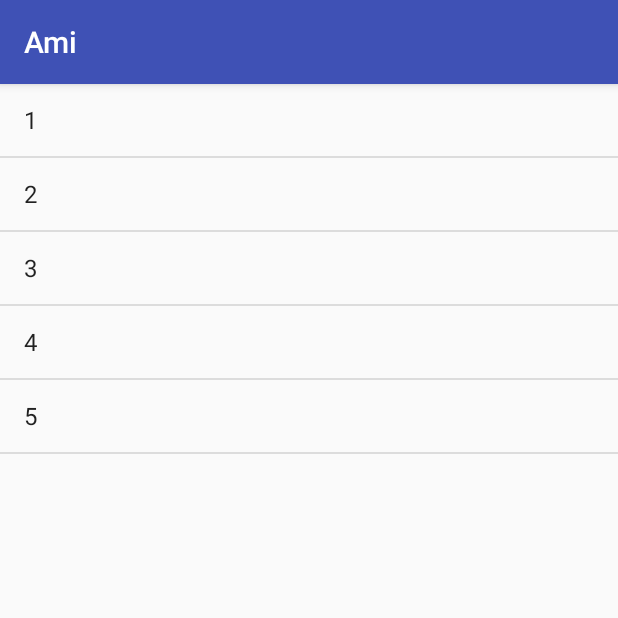
After one commit to chaooooooo/Ami, an Android app: the fragment TestSimpleListFragment shown on its own in the app's theme, on a phone screen of 412 x 824 dp, the top half of it. The commit adds this screen. Run offline under Robolectric (Android 15) with nearby library versions, the phone set to English and light mode, and no system bars; libraries missing offline, so code that uses them is left out: com.squareup.leakcanary.

Commit message:
log输出自动添加类名+方法名, 添加simpleFragment

```diff
--- a/Ami/src/main/java/chao/app/ami/Ami.java
+++ b/Ami/src/main/java/chao/app/ami/Ami.java
@@ -60,7 +60,7 @@ public class Ami {
         TextManager.init();
         FrameManager.init();
 
-        InterceptorLayerManager.init(true);
+        InterceptorLayerManager.init(false);
     }
 
     public static void setViewInterceptorEnabled(boolean enabled) {
@@ -127,7 +127,23 @@ public class Ami {
     }
 
     public static void log(String tag, String log) {
-        Log.d(tag, log);
+
+        StackTraceElement[] traces = Thread.currentThread().getStackTrace();
+        String className = null;
+        String method = null;
+        for (StackTraceElement element: traces) {
+            String name = element.getClassName();
+            if (name.contains("dalvik") || name.contains("java.lang")) {
+                continue;
+            }
+            if (!name.contains(Ami.class.getName()) && className == null) {
+                className = element.getClassName();
+                method = element.getMethodName();
+                break;
+            }
+
+        }
+        Log.d(tag, className + "." + method + "() >>> " + log);
     }
 
     public static void lifecycle(String tag, String log, int level) {
--- a/Ami/src/main/java/chao/app/ami/base/AMIFragment.java
+++ b/Ami/src/main/java/chao/app/ami/base/AMIFragment.java
@@ -87,4 +87,8 @@ public abstract class AMIFragment extends Fragment implements IAMIFragment {
         return mHelper.findView(resId);
     }
 
+    @Override
+    public int getLayoutID() {
+        return View.NO_ID;
+    }
 }
--- a/Ami/src/main/java/chao/app/ami/base/AMIFragmentHelper.java
+++ b/Ami/src/main/java/chao/app/ami/base/AMIFragmentHelper.java
@@ -44,13 +44,21 @@ public class AMIFragmentHelper implements IAMIFragment {
     @Override
     public View onCreateView(LayoutInflater inflater, ViewGroup container, Bundle savedInstanceState) {
         lifecycle("onCreateView()", Ami.LIFECYCLE_LEVEL_SIMPLE);
-        int layoutId = getLayoutFromAnnotation();
+        int layoutId = getLayoutID();
         if (layoutId == View.NO_ID) {
             return null;
         }
         mLayout = inflater.inflate(layoutId,container,false);
         setupView(mLayout);
         return mLayout;
+    }
+
+    public int getLayoutID() {
+        int id = mFragment.getLayoutID();
+        if (id == View.NO_ID) {
+            id = getLayoutFromAnnotation();
+        }
+        return id;
     }
 
     @Override
--- a/Ami/src/main/java/chao/app/ami/base/AMISupportFragment.java
+++ b/Ami/src/main/java/chao/app/ami/base/AMISupportFragment.java
@@ -88,4 +88,9 @@ public abstract class AMISupportFragment extends Fragment implements IAMIFragmen
         return mHelper.findView(resId);
     }
 
+
+    @Override
+    public int getLayoutID() {
+        return View.NO_ID;
+    }
 }
--- /dev/null
+++ b/Ami/src/main/java/chao/app/ami/base/AmiSimpleListFragment.java
@@ -0,0 +1,36 @@
+package chao.app.ami.base;
+
+import android.view.View;
+import android.widget.AdapterView;
+import android.widget.ArrayAdapter;
+import android.widget.ListView;
+
+import java.util.List;
+
+import chao.app.debug.R;
+
+
+public abstract class AmiSimpleListFragment extends AMISupportFragment implements AdapterView.OnItemClickListener {
+
+    @Override
+    public void setupView(View layout) {
+        ListView listView = findView(R.id.ami_simple_list);
+        listView.setOnItemClickListener(this);
+        Object object = getObjects();
+        if (object instanceof Object[]) {
+            Object[] array = (Object[]) object;
+            listView.setAdapter(new ArrayAdapter<>(getActivity(), android.R.layout.simple_list_item_1, array));
+        } else if (object instanceof List) {
+            List list = (List) object;
+            listView.setAdapter(new ArrayAdapter<>(getActivity(), android.R.layout.simple_list_item_1, list));
+        }
+
+    }
+
+    @Override
+    public int getLayoutID() {
+        return R.layout.ami_simple_list_fragment;
+    }
+
+    public abstract Object getObjects();
+}
--- a/Ami/src/main/java/chao/app/ami/base/IAMIFragment.java
+++ b/Ami/src/main/java/chao/app/ami/base/IAMIFragment.java
@@ -38,4 +38,6 @@ public interface IAMIFragment {
     <T extends View> T findView(int resId);
 
     void setupView(View layout);
+
+    int getLayoutID();
 }
--- /dev/null
+++ b/Ami/src/main/res/layout/ami_simple_list_fragment.xml
@@ -0,0 +1,10 @@
+<?xml version="1.0" encoding="utf-8"?>
+<LinearLayout xmlns:android="http://schemas.android.com/apk/res/android"
+    android:layout_width="match_parent"
+    android:layout_height="match_parent"
+    android:orientation="vertical">
+    <ListView
+        android:id="@+id/ami_simple_list"
+        android:layout_width="match_parent"
+        android:layout_height="match_parent"/>
+</LinearLayout>
--- a/app/src/main/java/chao/app/debugtools/AppApplication.java
+++ b/app/src/main/java/chao/app/debugtools/AppApplication.java
@@ -18,9 +18,10 @@ public class AppApplication extends Application {
 //        Ami.init(this, R.raw.drawer);
         Ami.init(this);
         Ami.setDrawerId(R.raw.drawer);
-//        Ami.setViewInterceptorEnabled(false);
+        Ami.setViewInterceptorEnabled(false);
         Ami.enableLeakCanary(this);
         Ami.setLifecycleLevel(Ami.LIFECYCLE_LEVEL_CREATE);
+
     }
 
 
--- /dev/null
+++ b/app/src/main/java/chao/app/debugtools/TestSimpleListFragment.java
@@ -0,0 +1,28 @@
+package chao.app.debugtools;
+
+import android.view.View;
+import android.widget.AdapterView;
+
+import java.util.ArrayList;
+
+import chao.app.ami.Ami;
+import chao.app.ami.base.AmiSimpleListFragment;
+
+/**
+ * Created by qinchao on 2017/9/5.
+ */
+
+public class TestSimpleListFragment extends AmiSimpleListFragment {
+
+    private static final String[] LIST_TITLES = {"1", "2", "3", "4","5"};
+
+    @Override
+    public Object getObjects() {
+        return LIST_TITLES;
+    }
+
+    @Override
+    public void onItemClick(AdapterView<?> parent, View view, int position, long id) {
+        Ami.log("simple item clicked " + LIST_TITLES[position]);
+    }
+}
--- a/app/src/main/res/raw/drawer.xml
+++ b/app/src/main/res/raw/drawer.xml
@@ -22,7 +22,8 @@
     </item>
     <item name="TouchableFragment" component=".TestTouchableFragment"/>
     <item name="TestListFragment" component=".TestListFragment"/>
-
+    <item name="TestSimpleFragment" component=".TestAmiSimpleFragment"/>
+    <item name="TestSimpleListFragment" component=".TestSimpleListFragment"/>
 
     <group name="fragments">
         <item name="NormalFragment" component=".NormalFragment"/>
```
Also changed, not shown: Ami/src/main/java/chao/app/ami/base/AmiSimpleFragment.java (added, +22 -0 lines), Ami/src/main/java/chao/app/ami/base/SimpleFragment.java (deleted, +0 -16 lines), Ami/src/main/res/layout/ami_simple_fragment.xml (added, +11 -0 lines), app/src/main/java/chao/app/debugtools/TestAmiSimpleFragment.java (added, +18 -0 lines), 1 other file.
